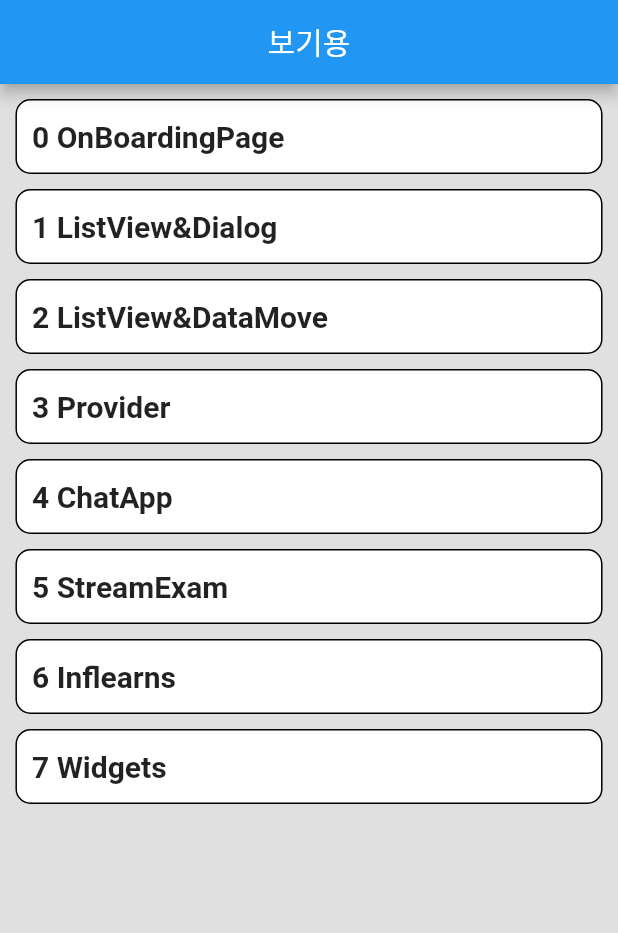
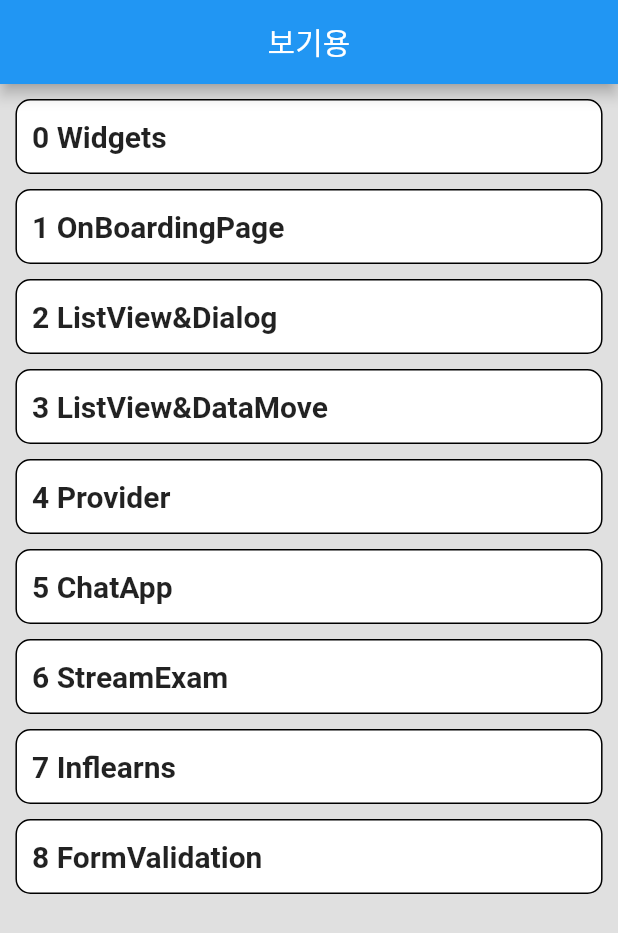
Before and after one commit to jaehee21232/TestApp, a Flutter app: the screen it shows after launch, on a phone screen of 412 x 824 dp. Shown: the top 933 px of the screen. Run offline on Flutter 3.47's test engine with Material 2 defaults, Android fonts, the phone set to English and light mode, and no system bars; our stand-ins replace cloud_firestore, firebase_auth, firebase_core, introduction_screen, like_button; missing offline and left inert: cloud_firestore_web, firebase_auth_web, firebase_core_web; accounts and stored records are empty.

Commit message:
위젯 순서, Form Validatiom 추가

```diff
--- a/lib/home.dart
+++ b/lib/home.dart
@@ -1,4 +1,5 @@
 import 'package:flutter/material.dart';
+import 'package:testapp/page/Form_Validation.dart';
 import 'package:testapp/page/chatAppMain.dart';
 import 'package:testapp/page/inflearns.dart';
 import 'package:testapp/page/listview_data.dart';
@@ -12,6 +13,7 @@ class HomeBuilder extends StatelessWidget {
   HomeBuilder({super.key});
 
   final List<Widget> pages = const <Widget>[
+    Fluwidgets(),
     OnBoardingPage(),
     ListViewPage(),
     ListView_DataMove(),
@@ -19,9 +21,10 @@ class HomeBuilder extends StatelessWidget {
     LoginSinUpScreen(),
     StreamExam(),
     Inflearns(),
-    Fluwidgets(),
+    FormValidation(),
   ];
   final List<String> Texts = const <String>[
+    "Widgets",
     "OnBoardingPage",
     "ListView&Dialog",
     "ListView&DataMove",
@@ -29,7 +32,7 @@ class HomeBuilder extends StatelessWidget {
     "ChatApp",
     "StreamExam",
     "Inflearns",
-    "Widgets"
+    "FormValidation"
   ];
   @override
   Widget build(BuildContext context) {
```
